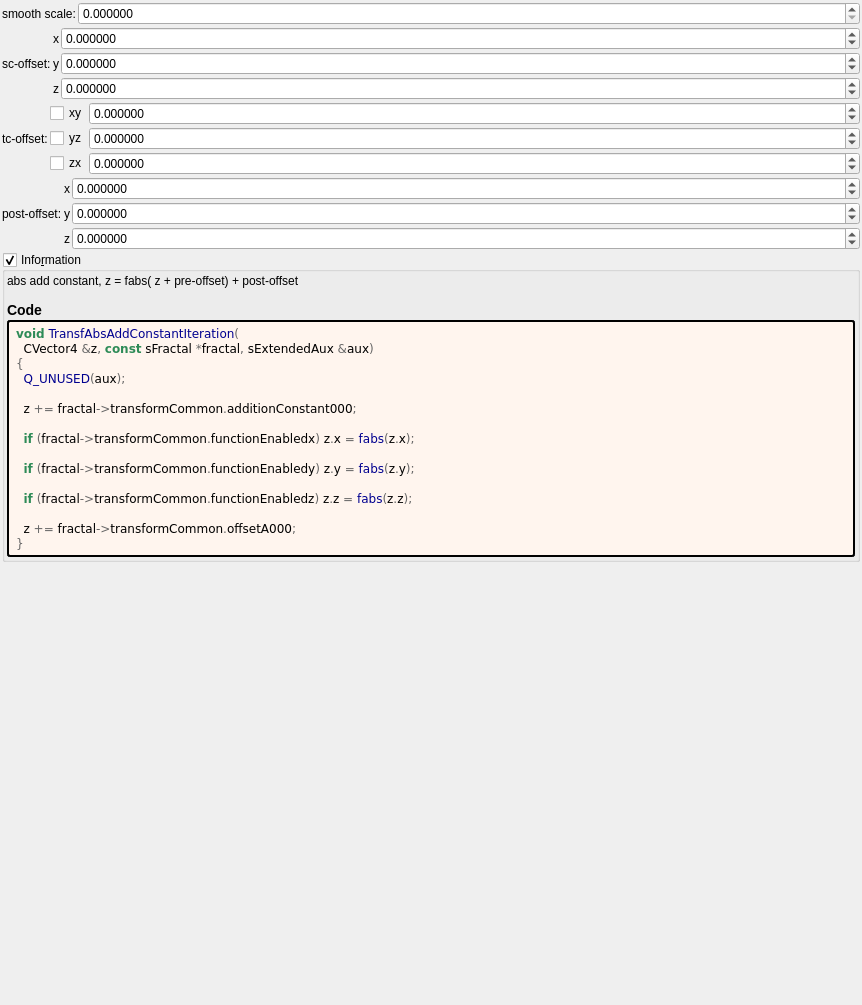
Above: mandelbulber2/formula/ui/transf_smooth_v2.ui from buddhi1980/mandelbulber2 before the change. Below: the same form after it.
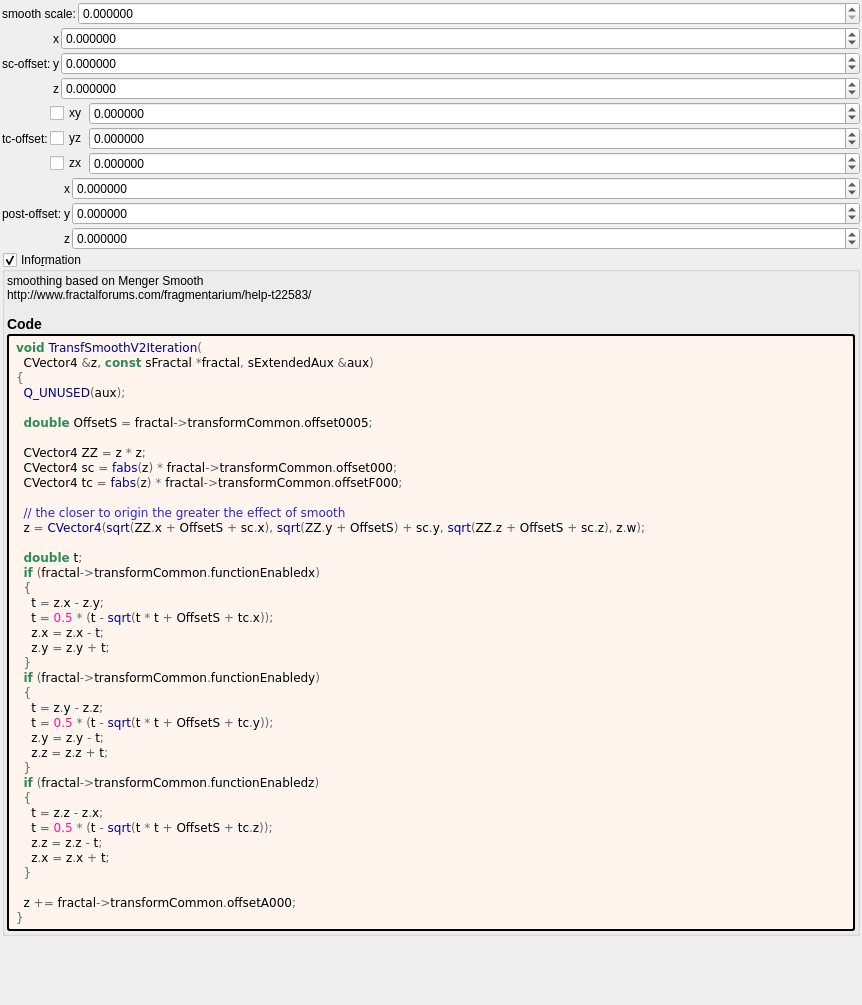
That is the form after the change. Custom widgets are drawn as their Qt base class.

Patch:
```diff
--- a/mandelbulber2/formula/ui/transf_smooth_v2.ui
+++ b/mandelbulber2/formula/ui/transf_smooth_v2.ui
@@ -512,7 +512,7 @@
       <item>
        <widget class="QLabel" name="label_information_general">
         <property name="text">
-         <string notr="true">&lt;p&gt;abs add  constant,  z = fabs( z + pre-offset) + post-offset&lt;/p&gt;&lt;table&gt;
+         <string notr="true">&lt;p&gt;smoothing based on Menger Smooth&lt;br&gt;http://www.fractalforums.com/fragmentarium/help-t22583/&lt;/p&gt;&lt;table&gt;
 &lt;/table&gt;
 &lt;h3&gt;Code&lt;/h3&gt;</string>
         </property>
@@ -534,18 +534,42 @@
         </property>
         <property name="text">
          <string notr="true">&lt;body style=&quot;background-color:#fff5ee&quot;&gt;
-&lt;pre style=&quot;color:#000000; background-color:#fff5ee;  font-family:'Courier New',monospace;&quot;&gt;&lt;span style=&quot;color:#2e8b57; font-weight:bold&quot;&gt;void&lt;/span&gt; &lt;span style=&quot;color:#00008f&quot;&gt;TransfAbsAddConstantIteration&lt;/span&gt;&lt;span style=&quot;color:#676767&quot;&gt;(&lt;/span&gt;
+&lt;pre style=&quot;color:#000000; background-color:#fff5ee;  font-family:'Courier New',monospace;&quot;&gt;&lt;span style=&quot;color:#2e8b57; font-weight:bold&quot;&gt;void&lt;/span&gt; &lt;span style=&quot;color:#00008f&quot;&gt;TransfSmoothV2Iteration&lt;/span&gt;&lt;span style=&quot;color:#676767&quot;&gt;(&lt;/span&gt;
   CVector4 &lt;span style=&quot;color:#676767&quot;&gt;&amp;amp;&lt;/span&gt;z&lt;span style=&quot;color:#676767&quot;&gt;,&lt;/span&gt; &lt;span style=&quot;color:#2e8b57; font-weight:bold&quot;&gt;const&lt;/span&gt; sFractal &lt;span style=&quot;color:#676767&quot;&gt;*&lt;/span&gt;fractal&lt;span style=&quot;color:#676767&quot;&gt;,&lt;/span&gt; sExtendedAux &lt;span style=&quot;color:#676767&quot;&gt;&amp;amp;&lt;/span&gt;aux&lt;span style=&quot;color:#676767&quot;&gt;)&lt;/span&gt;
 &lt;span style=&quot;color:#676767&quot;&gt;{&lt;/span&gt;
   &lt;span style=&quot;color:#00008f&quot;&gt;Q_UNUSED&lt;/span&gt;&lt;span style=&quot;color:#676767&quot;&gt;(&lt;/span&gt;aux&lt;span style=&quot;color:#676767&quot;&gt;);&lt;/span&gt;
 
-  z &lt;span style=&quot;color:#676767&quot;&gt;+=&lt;/span&gt; fractal&lt;span style=&quot;color:#676767&quot;&gt;-&amp;gt;&lt;/span&gt;transformCommon&lt;span style=&quot;color:#676767&quot;&gt;.&lt;/span&gt;additionConstant000&lt;span style=&quot;color:#676767&quot;&gt;;&lt;/span&gt;
+  &lt;span style=&quot;color:#2e8b57; font-weight:bold&quot;&gt;double&lt;/span&gt; OffsetS &lt;span style=&quot;color:#676767&quot;&gt;=&lt;/span&gt; fractal&lt;span style=&quot;color:#676767&quot;&gt;-&amp;gt;&lt;/span&gt;transformCommon&lt;span style=&quot;color:#676767&quot;&gt;.&lt;/span&gt;offset0005&lt;span style=&quot;color:#676767&quot;&gt;;&lt;/span&gt;
 
-  &lt;span style=&quot;color:#2e8b57; font-weight:bold&quot;&gt;if&lt;/span&gt; &lt;span style=&quot;color:#676767&quot;&gt;(&lt;/span&gt;fractal&lt;span style=&quot;color:#676767&quot;&gt;-&amp;gt;&lt;/span&gt;transformCommon&lt;span style=&quot;color:#676767&quot;&gt;.&lt;/span&gt;functionEnabledx&lt;span style=&quot;color:#676767&quot;&gt;)&lt;/span&gt; z&lt;span style=&quot;color:#676767&quot;&gt;.&lt;/span&gt;x &lt;span style=&quot;color:#676767&quot;&gt;=&lt;/span&gt; &lt;span style=&quot;color:#00008f&quot;&gt;fabs&lt;/span&gt;&lt;span style=&quot;color:#676767&quot;&gt;(&lt;/span&gt;z&lt;span style=&quot;color:#676767&quot;&gt;.&lt;/span&gt;x&lt;span style=&quot;color:#676767&quot;&gt;);&lt;/span&gt;
+  CVector4 ZZ &lt;span style=&quot;color:#676767&quot;&gt;=&lt;/span&gt; z &lt;span style=&quot;color:#676767&quot;&gt;*&lt;/span&gt; z&lt;span style=&quot;color:#676767&quot;&gt;;&lt;/span&gt;
+  CVector4 sc &lt;span style=&quot;color:#676767&quot;&gt;=&lt;/span&gt; &lt;span style=&quot;color:#00008f&quot;&gt;fabs&lt;/span&gt;&lt;span style=&quot;color:#676767&quot;&gt;(&lt;/span&gt;z&lt;span style=&quot;color:#676767&quot;&gt;) *&lt;/span&gt; fractal&lt;span style=&quot;color:#676767&quot;&gt;-&amp;gt;&lt;/span&gt;transformCommon&lt;span style=&quot;color:#676767&quot;&gt;.&lt;/span&gt;offset000&lt;span style=&quot;color:#676767&quot;&gt;;&lt;/span&gt;
+  CVector4 tc &lt;span style=&quot;color:#676767&quot;&gt;=&lt;/span&gt; &lt;span style=&quot;color:#00008f&quot;&gt;fabs&lt;/span&gt;&lt;span style=&quot;color:#676767&quot;&gt;(&lt;/span&gt;z&lt;span style=&quot;color:#676767&quot;&gt;) *&lt;/span&gt; fractal&lt;span style=&quot;color:#676767&quot;&gt;-&amp;gt;&lt;/span&gt;transformCommon&lt;span style=&quot;color:#676767&quot;&gt;.&lt;/span&gt;offsetF000&lt;span style=&quot;color:#676767&quot;&gt;;&lt;/span&gt;
 
-  &lt;span style=&quot;color:#2e8b57; font-weight:bold&quot;&gt;if&lt;/span&gt; &lt;span style=&quot;color:#676767&quot;&gt;(&lt;/span&gt;fractal&lt;span style=&quot;color:#676767&quot;&gt;-&amp;gt;&lt;/span&gt;transformCommon&lt;span style=&quot;color:#676767&quot;&gt;.&lt;/span&gt;functionEnabledy&lt;span style=&quot;color:#676767&quot;&gt;)&lt;/span&gt; z&lt;span style=&quot;color:#676767&quot;&gt;.&lt;/span&gt;y &lt;span style=&quot;color:#676767&quot;&gt;=&lt;/span&gt; &lt;span style=&quot;color:#00008f&quot;&gt;fabs&lt;/span&gt;&lt;span style=&quot;color:#676767&quot;&gt;(&lt;/span&gt;z&lt;span style=&quot;color:#676767&quot;&gt;.&lt;/span&gt;y&lt;span style=&quot;color:#676767&quot;&gt;);&lt;/span&gt;
+  &lt;span style=&quot;color:#2929cc&quot;&gt;// the closer to origin the greater the effect of smooth&lt;/span&gt;
+  z &lt;span style=&quot;color:#676767&quot;&gt;=&lt;/span&gt; &lt;span style=&quot;color:#00008f&quot;&gt;CVector4&lt;/span&gt;&lt;span style=&quot;color:#676767&quot;&gt;(&lt;/span&gt;&lt;span style=&quot;color:#00008f&quot;&gt;sqrt&lt;/span&gt;&lt;span style=&quot;color:#676767&quot;&gt;(&lt;/span&gt;ZZ&lt;span style=&quot;color:#676767&quot;&gt;.&lt;/span&gt;x &lt;span style=&quot;color:#676767&quot;&gt;+&lt;/span&gt; OffsetS &lt;span style=&quot;color:#676767&quot;&gt;+&lt;/span&gt; sc&lt;span style=&quot;color:#676767&quot;&gt;.&lt;/span&gt;x&lt;span style=&quot;color:#676767&quot;&gt;),&lt;/span&gt; &lt;span style=&quot;color:#00008f&quot;&gt;sqrt&lt;/span&gt;&lt;span style=&quot;color:#676767&quot;&gt;(&lt;/span&gt;ZZ&lt;span style=&quot;color:#676767&quot;&gt;.&lt;/span&gt;y &lt;span style=&quot;color:#676767&quot;&gt;+&lt;/span&gt; OffsetS&lt;span style=&quot;color:#676767&quot;&gt;) +&lt;/span&gt; sc&lt;span style=&quot;color:#676767&quot;&gt;.&lt;/span&gt;y&lt;span style=&quot;color:#676767&quot;&gt;,&lt;/span&gt; &lt;span style=&quot;color:#00008f&quot;&gt;sqrt&lt;/span&gt;&lt;span style=&quot;color:#676767&quot;&gt;(&lt;/span&gt;ZZ&lt;span style=&quot;color:#676767&quot;&gt;.&lt;/span&gt;z &lt;span style=&quot;color:#676767&quot;&gt;+&lt;/span&gt; OffsetS &lt;span style=&quot;color:#676767&quot;&gt;+&lt;/span&gt; sc&lt;span style=&quot;color:#676767&quot;&gt;.&lt;/span&gt;z&lt;span style=&quot;color:#676767&quot;&gt;),&lt;/span&gt; z&lt;span style=&quot;color:#676767&quot;&gt;.&lt;/span&gt;w&lt;span style=&quot;color:#676767&quot;&gt;);&lt;/span&gt;
 
-  &lt;span style=&quot;color:#2e8b57; font-weight:bold&quot;&gt;if&lt;/span&gt; &lt;span style=&quot;color:#676767&quot;&gt;(&lt;/span&gt;fractal&lt;span style=&quot;color:#676767&quot;&gt;-&amp;gt;&lt;/span&gt;transformCommon&lt;span style=&quot;color:#676767&quot;&gt;.&lt;/span&gt;functionEnabledz&lt;span style=&quot;color:#676767&quot;&gt;)&lt;/span&gt; z&lt;span style=&quot;color:#676767&quot;&gt;.&lt;/span&gt;z &lt;span style=&quot;color:#676767&quot;&gt;=&lt;/span&gt; &lt;span style=&quot;color:#00008f&quot;&gt;fabs&lt;/span&gt;&lt;span style=&quot;color:#676767&quot;&gt;(&lt;/span&gt;z&lt;span style=&quot;color:#676767&quot;&gt;.&lt;/span&gt;z&lt;span style=&quot;color:#676767&quot;&gt;);&lt;/span&gt;
+  &lt;span style=&quot;color:#2e8b57; font-weight:bold&quot;&gt;double&lt;/span&gt; t&lt;span style=&quot;color:#676767&quot;&gt;;&lt;/span&gt;
+  &lt;span style=&quot;color:#2e8b57; font-weight:bold&quot;&gt;if&lt;/span&gt; &lt;span style=&quot;color:#676767&quot;&gt;(&lt;/span&gt;fractal&lt;span style=&quot;color:#676767&quot;&gt;-&amp;gt;&lt;/span&gt;transformCommon&lt;span style=&quot;color:#676767&quot;&gt;.&lt;/span&gt;functionEnabledx&lt;span style=&quot;color:#676767&quot;&gt;)&lt;/span&gt;
+  &lt;span style=&quot;color:#676767&quot;&gt;{&lt;/span&gt;
+    t &lt;span style=&quot;color:#676767&quot;&gt;=&lt;/span&gt; z&lt;span style=&quot;color:#676767&quot;&gt;.&lt;/span&gt;x &lt;span style=&quot;color:#676767&quot;&gt;-&lt;/span&gt; z&lt;span style=&quot;color:#676767&quot;&gt;.&lt;/span&gt;y&lt;span style=&quot;color:#676767&quot;&gt;;&lt;/span&gt;
+    t &lt;span style=&quot;color:#676767&quot;&gt;=&lt;/span&gt; &lt;span style=&quot;color:#ff1493&quot;&gt;0.5&lt;/span&gt; &lt;span style=&quot;color:#676767&quot;&gt;* (&lt;/span&gt;t &lt;span style=&quot;color:#676767&quot;&gt;-&lt;/span&gt; &lt;span style=&quot;color:#00008f&quot;&gt;sqrt&lt;/span&gt;&lt;span style=&quot;color:#676767&quot;&gt;(&lt;/span&gt;t &lt;span style=&quot;color:#676767&quot;&gt;*&lt;/span&gt; t &lt;span style=&quot;color:#676767&quot;&gt;+&lt;/span&gt; OffsetS &lt;span style=&quot;color:#676767&quot;&gt;+&lt;/span&gt; tc&lt;span style=&quot;color:#676767&quot;&gt;.&lt;/span&gt;x&lt;span style=&quot;color:#676767&quot;&gt;));&lt;/span&gt;
+    z&lt;span style=&quot;color:#676767&quot;&gt;.&lt;/span&gt;x &lt;span style=&quot;color:#676767&quot;&gt;=&lt;/span&gt; z&lt;span style=&quot;color:#676767&quot;&gt;.&lt;/span&gt;x &lt;span style=&quot;color:#676767&quot;&gt;-&lt;/span&gt; t&lt;span style=&quot;color:#676767&quot;&gt;;&lt;/span&gt;
+    z&lt;span style=&quot;color:#676767&quot;&gt;.&lt;/span&gt;y &lt;span style=&quot;color:#676767&quot;&gt;=&lt;/span&gt; z&lt;span style=&quot;color:#676767&quot;&gt;.&lt;/span&gt;y &lt;span style=&quot;color:#676767&quot;&gt;+&lt;/span&gt; t&lt;span style=&quot;color:#676767&quot;&gt;;&lt;/span&gt;
+  &lt;span style=&quot;color:#676767&quot;&gt;}&lt;/span&gt;
+  &lt;span style=&quot;color:#2e8b57; font-weight:bold&quot;&gt;if&lt;/span&gt; &lt;span style=&quot;color:#676767&quot;&gt;(&lt;/span&gt;fractal&lt;span style=&quot;color:#676767&quot;&gt;-&amp;gt;&lt;/span&gt;transformCommon&lt;span style=&quot;color:#676767&quot;&gt;.&lt;/span&gt;functionEnabledy&lt;span style=&quot;color:#676767&quot;&gt;)&lt;/span&gt;
+  &lt;span style=&quot;color:#676767&quot;&gt;{&lt;/span&gt;
+    t &lt;span style=&quot;color:#676767&quot;&gt;=&lt;/span&gt; z&lt;span style=&quot;color:#676767&quot;&gt;.&lt;/span&gt;y &lt;span style=&quot;color:#676767&quot;&gt;-&lt;/span&gt; z&lt;span style=&quot;color:#676767&quot;&gt;.&lt;/span&gt;z&lt;span style=&quot;color:#676767&quot;&gt;;&lt;/span&gt;
+    t &lt;span style=&quot;color:#676767&quot;&gt;=&lt;/span&gt; &lt;span style=&quot;color:#ff1493&quot;&gt;0.5&lt;/span&gt; &lt;span style=&quot;color:#676767&quot;&gt;* (&lt;/span&gt;t &lt;span style=&quot;color:#676767&quot;&gt;-&lt;/span&gt; &lt;span style=&quot;color:#00008f&quot;&gt;sqrt&lt;/span&gt;&lt;span style=&quot;color:#676767&quot;&gt;(&lt;/span&gt;t &lt;span style=&quot;color:#676767&quot;&gt;*&lt;/span&gt; t &lt;span style=&quot;color:#676767&quot;&gt;+&lt;/span&gt; OffsetS &lt;span style=&quot;color:#676767&quot;&gt;+&lt;/span&gt; tc&lt;span style=&quot;color:#676767&quot;&gt;.&lt;/span&gt;y&lt;span style=&quot;color:#676767&quot;&gt;));&lt;/span&gt;
+    z&lt;span style=&quot;color:#676767&quot;&gt;.&lt;/span&gt;y &lt;span style=&quot;color:#676767&quot;&gt;=&lt;/span&gt; z&lt;span style=&quot;color:#676767&quot;&gt;.&lt;/span&gt;y &lt;span style=&quot;color:#676767&quot;&gt;-&lt;/span&gt; t&lt;span style=&quot;color:#676767&quot;&gt;;&lt;/span&gt;
+    z&lt;span style=&quot;color:#676767&quot;&gt;.&lt;/span&gt;z &lt;span style=&quot;color:#676767&quot;&gt;=&lt;/span&gt; z&lt;span style=&quot;color:#676767&quot;&gt;.&lt;/span&gt;z &lt;span style=&quot;color:#676767&quot;&gt;+&lt;/span&gt; t&lt;span style=&quot;color:#676767&quot;&gt;;&lt;/span&gt;
+  &lt;span style=&quot;color:#676767&quot;&gt;}&lt;/span&gt;
+  &lt;span style=&quot;color:#2e8b57; font-weight:bold&quot;&gt;if&lt;/span&gt; &lt;span style=&quot;color:#676767&quot;&gt;(&lt;/span&gt;fractal&lt;span style=&quot;color:#676767&quot;&gt;-&amp;gt;&lt;/span&gt;transformCommon&lt;span style=&quot;color:#676767&quot;&gt;.&lt;/span&gt;functionEnabledz&lt;span style=&quot;color:#676767&quot;&gt;)&lt;/span&gt;
+  &lt;span style=&quot;color:#676767&quot;&gt;{&lt;/span&gt;
+    t &lt;span style=&quot;color:#676767&quot;&gt;=&lt;/span&gt; z&lt;span style=&quot;color:#676767&quot;&gt;.&lt;/span&gt;z &lt;span style=&quot;color:#676767&quot;&gt;-&lt;/span&gt; z&lt;span style=&quot;color:#676767&quot;&gt;.&lt;/span&gt;x&lt;span style=&quot;color:#676767&quot;&gt;;&lt;/span&gt;
+    t &lt;span style=&quot;color:#676767&quot;&gt;=&lt;/span&gt; &lt;span style=&quot;color:#ff1493&quot;&gt;0.5&lt;/span&gt; &lt;span style=&quot;color:#676767&quot;&gt;* (&lt;/span&gt;t &lt;span style=&quot;color:#676767&quot;&gt;-&lt;/span&gt; &lt;span style=&quot;color:#00008f&quot;&gt;sqrt&lt;/span&gt;&lt;span style=&quot;color:#676767&quot;&gt;(&lt;/span&gt;t &lt;span style=&quot;color:#676767&quot;&gt;*&lt;/span&gt; t &lt;span style=&quot;color:#676767&quot;&gt;+&lt;/span&gt; OffsetS &lt;span style=&quot;color:#676767&quot;&gt;+&lt;/span&gt; tc&lt;span style=&quot;color:#676767&quot;&gt;.&lt;/span&gt;z&lt;span style=&quot;color:#676767&quot;&gt;));&lt;/span&gt;
+    z&lt;span style=&quot;color:#676767&quot;&gt;.&lt;/span&gt;z &lt;span style=&quot;color:#676767&quot;&gt;=&lt;/span&gt; z&lt;span style=&quot;color:#676767&quot;&gt;.&lt;/span&gt;z &lt;span style=&quot;color:#676767&quot;&gt;-&lt;/span&gt; t&lt;span style=&quot;color:#676767&quot;&gt;;&lt;/span&gt;
+    z&lt;span style=&quot;color:#676767&quot;&gt;.&lt;/span&gt;x &lt;span style=&quot;color:#676767&quot;&gt;=&lt;/span&gt; z&lt;span style=&quot;color:#676767&quot;&gt;.&lt;/span&gt;x &lt;span style=&quot;color:#676767&quot;&gt;+&lt;/span&gt; t&lt;span style=&quot;color:#676767&quot;&gt;;&lt;/span&gt;
+  &lt;span style=&quot;color:#676767&quot;&gt;}&lt;/span&gt;
 
   z &lt;span style=&quot;color:#676767&quot;&gt;+=&lt;/span&gt; fractal&lt;span style=&quot;color:#676767&quot;&gt;-&amp;gt;&lt;/span&gt;transformCommon&lt;span style=&quot;color:#676767&quot;&gt;.&lt;/span&gt;offsetA000&lt;span style=&quot;color:#676767&quot;&gt;;&lt;/span&gt;
 &lt;span style=&quot;color:#676767&quot;&gt;}&lt;/span&gt;
```
Left out of the diff: 4 changed lines with no effect on the pictures.
